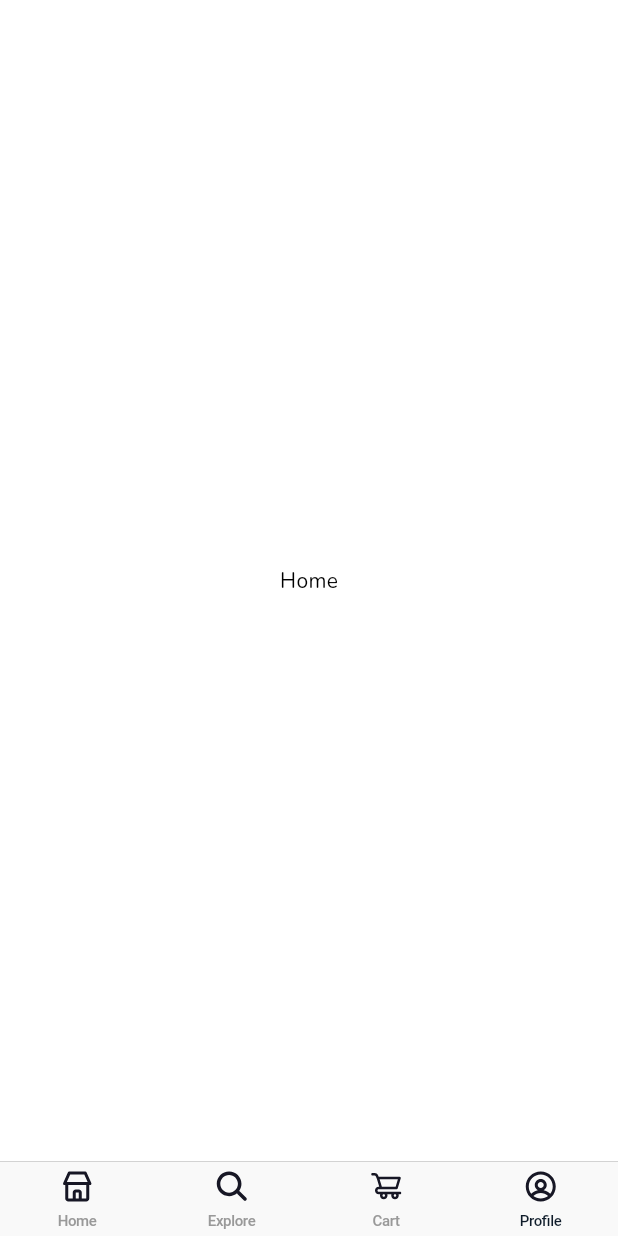
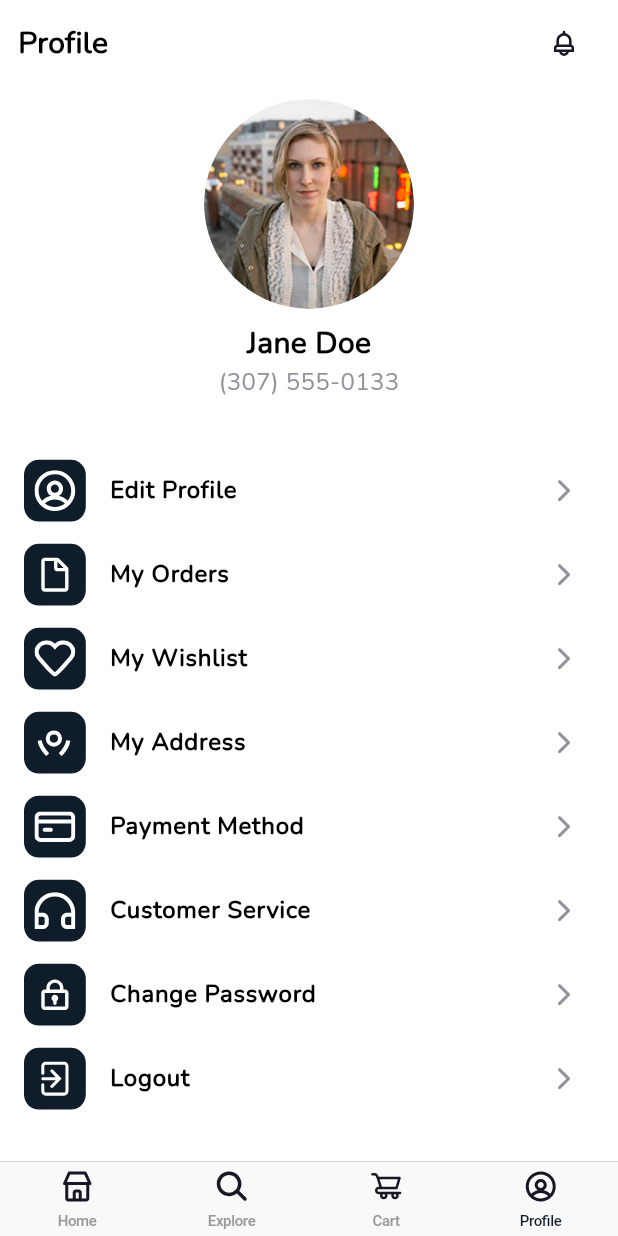
Before and after one commit to ilyosyusuf/organico, a Flutter app: the MainView screen opened by its route, item 4 of the bottom bar chosen, on a phone screen of 412 x 824 dp. Run offline on Flutter 3.47's test engine with Material 2 defaults, Android fonts, the light colour scheme and no system bars; our stand-ins replace flutter_bloc, flutter_svg, intl_phone_field.

Commit message:
Profile page was added

```diff
--- a/lib/core/constants/colors/color_const.dart
+++ b/lib/core/constants/colors/color_const.dart
@@ -11,6 +11,7 @@ class ColorConst {
   static const Color mainColor = Color(0XFF92929d);
   static const Color textColor = Color(0XFF696974);
   static const Color green = Color(0XFF2ECC71);
+  static const Color profilemaincolor = Color(0XFF0F1C2A);
   static Color whiteYellow = Color(0XFFFFDBDB);
   static Color whitePink = Color(0XFFFDF1DB);
   static Color blackPink = Color(0XFFEFD9DD);
--- a/lib/core/constants/icons/icon_const.dart
+++ b/lib/core/constants/icons/icon_const.dart
@@ -13,6 +13,7 @@ class IconConst{
   static final SvgPicture plusbutton = SvgPicture.asset('assets/icons/PlusButton.svg');
   static final SvgPicture minusbutton = SvgPicture.asset('assets/icons/MinusButton.svg');
   static final SvgPicture sort = SvgPicture.asset('assets/icons/Sort.svg');
+  static final SvgPicture notification = SvgPicture.asset('assets/icons/Union.svg');
 
   //arrows
   static final SvgPicture downarrow = SvgPicture.asset('assets/icons/DownArrow.svg');
@@ -24,4 +25,15 @@ class IconConst{
   static final SvgPicture explore = SvgPicture.asset('assets/icons/Search.svg');
   static final SvgPicture cart = SvgPicture.asset('assets/icons/Cart.svg');
   static final SvgPicture profile = SvgPicture.asset('assets/icons/Profile.svg');
+
+  // profile
+  static final SvgPicture profilewhite = SvgPicture.asset('assets/icons/profile/ProfileWhite.svg');
+  static final SvgPicture creditcardwhite = SvgPicture.asset('assets/icons/profile/CreditCardWhite.svg');
+  static final SvgPicture documentwhite = SvgPicture.asset('assets/icons/profile/DocumentWhite.svg');
+  static final SvgPicture headphonewhite = SvgPicture.asset('assets/icons/profile/HeadPhoneWhite.svg');
+  static final SvgPicture heartwhite = SvgPicture.asset('assets/icons/profile/HeartWhite.svg');
+  static final SvgPicture locationwhite = SvgPicture.asset('assets/icons/profile/LocationWhite.svg');
+  static final SvgPicture lockwhite = SvgPicture.asset('assets/icons/profile/LockWhite.svg');
+  static final SvgPicture logoutwhite = SvgPicture.asset('assets/icons/profile/LogoutWhite.svg');
+
 }
--- a/lib/main.dart
+++ b/lib/main.dart
@@ -19,7 +19,7 @@ class MyApp extends StatelessWidget {
       title: 'Organico',
       theme: AppTheme.instance.appLightTheme,
       navigatorKey: NavigationService.instance.navigatorKey,
-      initialRoute: '/mainview',
+      initialRoute: '/splashview',
       onGenerateRoute: MyRoute.instance.onGenerateRoute,
     );
   }
--- a/lib/screens/authentication/view/pages/sign_in_view.dart
+++ b/lib/screens/authentication/view/pages/sign_in_view.dart
@@ -1,5 +1,6 @@
 import 'package:flutter/material.dart';
 import 'package:flutter_bloc/flutter_bloc.dart';
+import 'package:organico/config/init/navigation/navigator.dart';
 import 'package:organico/core/components/keyboard_service.dart';
 import 'package:organico/core/constants/icons/icon_const.dart';
 import 'package:organico/core/constants/pmconst/pm_const.dart';
@@ -88,7 +89,9 @@ class SignInView extends StatelessWidget {
                       "Sign In",
                       style: TextStyle(color: Colors.white),
                     ),
-                    onPressed: () {}),
+                    onPressed: () {
+                      NavigationService.instance.pushNamedAndRemoveUntil('/mainview');
+                    }),
                 SizedBox(height: context.h * 0.02),
                 Row(
                   mainAxisAlignment: MainAxisAlignment.center,
--- a/lib/screens/home/cubit/home_cubit.dart
+++ b/lib/screens/home/cubit/home_cubit.dart
@@ -1,9 +1,6 @@
-import 'dart:convert';
-import 'dart:math';
-
-import 'package:flutter/material.dart';
 import 'package:flutter_bloc/flutter_bloc.dart';
 import 'package:organico/core/constants/colors/color_const.dart';
+import 'package:organico/core/constants/icons/icon_const.dart';
 import 'package:organico/screens/home/state/home_state.dart';
 
 class HomeCubit extends Cubit<MainHomeState> {
@@ -33,11 +30,41 @@ class HomeCubit extends Cubit<MainHomeState> {
   ];
 
   // List for categories name in homeview
-    List categoriesName = [
-    'Vegetables',
-    'Fruits',
-    'Meats'
+  List categoriesName = ['Vegetables', 'Fruits', 'Meats'];
+
+  // Colors list for home view
+  List colorList = [
+    ColorConst.whiteGreen,
+    ColorConst.whitePink,
+    ColorConst.whiteYellow,
+    ColorConst.blackPink,
+    ColorConst.whiteGreen,
+    ColorConst.whitePink,
+    ColorConst.whiteYellow,
+    ColorConst.blackPink
   ];
 
-  List colorList = [ColorConst.whiteGreen, ColorConst.whitePink, ColorConst.whiteYellow, ColorConst.blackPink, ColorConst.whiteGreen, ColorConst.whitePink, ColorConst.whiteYellow, ColorConst.blackPink];
+  // Icons list for profile page
+  List profileIconList = [
+    IconConst.profilewhite,
+    IconConst.documentwhite,
+    IconConst.heartwhite,
+    IconConst.locationwhite,
+    IconConst.creditcardwhite,
+    IconConst.headphonewhite,
+    IconConst.lockwhite,
+    IconConst.logoutwhite
+  ];
+
+  // Title list for profile page
+  List titleList = [
+    "Edit Profile",
+    "My Orders",
+    "My Wishlist",
+    "My Address",
+    "Payment Method",
+    "Customer Service",
+    "Change Password",
+    "Logout"
+  ];
 }
--- a/lib/screens/home/view/mainview/main_view.dart
+++ b/lib/screens/home/view/mainview/main_view.dart
@@ -7,6 +7,7 @@ import 'package:organico/screens/home/state/home_state.dart';
 import 'package:organico/screens/home/view/pages/cart/cart_view.dart';
 import 'package:organico/screens/home/view/pages/explore/explore_view.dart';
 import 'package:organico/screens/home/view/pages/home/home_view.dart';
+import 'package:organico/screens/home/view/pages/profile/profile_view.dart';
 import 'package:organico/widgets/tabbar/tabbar_widget.dart';
 
 class MainView extends StatelessWidget {
@@ -35,7 +36,7 @@ class MainView extends StatelessWidget {
           } else if (state is CartState) {
             return CartView();
           } else if (state is ProfileState) {
-            return Center(child: Text("Home"));
+            return ProfileView();
           } else if (state is ErrorState) {
             return Center(child: Text("Error"));
           } else {
--- a/lib/screens/home/view/pages/profile/profile_view.dart
+++ b/lib/screens/home/view/pages/profile/profile_view.dart
@@ -0,0 +1,52 @@
+import 'package:flutter/material.dart';
+import 'package:flutter/src/foundation/key.dart';
+import 'package:flutter/src/widgets/framework.dart';
+import 'package:flutter_bloc/flutter_bloc.dart';
+import 'package:organico/core/constants/colors/color_const.dart';
+import 'package:organico/core/constants/icons/icon_const.dart';
+import 'package:organico/core/extensions/context_extension.dart';
+import 'package:organico/core/font/font_style.dart';
+import 'package:organico/screens/home/cubit/home_cubit.dart';
+import 'package:organico/widgets/apbar/main_app_bar_widget.dart';
+import 'package:organico/widgets/listtilewidgets/category_list_tile.dart';
+import 'package:organico/widgets/listtilewidgets/coupon_list_tile.dart';
+import 'package:organico/widgets/listtilewidgets/profile_list_tile_widget.dart';
+
+class ProfileView extends StatelessWidget {
+  const ProfileView({Key? key}) : super(key: key);
+
+  @override
+  Widget build(BuildContext context) {
+    var cubitData = context.watch<HomeCubit>();
+    return Scaffold(
+        body: SafeArea(
+      child: Column(
+        children: [
+          MainAppBarWidget(
+            text: "Profile",
+            trailing:
+                IconButton(onPressed: () {}, icon: IconConst.notification),
+          ),
+          SizedBox(height: context.h * 0.01),
+          CircleAvatar(
+            radius: 70,
+            foregroundImage: AssetImage('assets/images/Avatar.png'),
+          ),
+          SizedBox(height: context.h * 0.01),
+          Text("Jane Doe", style: FStyles.headline4sbold),
+          Text("(307) 555-0133", style: FStyles.headline5main),
+          SizedBox(height: context.h * 0.04),
+          Expanded(
+            child: ListView.builder(
+              physics: NeverScrollableScrollPhysics(),
+              itemCount: cubitData.titleList.length,
+              itemBuilder: (context, i){
+              return ProfileListTileWidget(leadingColor: ColorConst.profilemaincolor, title: cubitData.titleList[i], leadingChild: cubitData.profileIconList[i]);
+            })
+          )
+
+        ],
+      ),
+    ));
+  }
+}
--- /dev/null
+++ b/lib/widgets/listtilewidgets/profile_list_tile_widget.dart
@@ -0,0 +1,41 @@
+import 'package:flutter/material.dart';
+import 'package:organico/core/components/box_only_decoration.dart';
+import 'package:organico/core/constants/icons/icon_const.dart';
+import 'package:organico/core/constants/pmconst/pm_const.dart';
+import 'package:organico/core/extensions/context_extension.dart';
+import 'package:organico/core/font/font_style.dart';
+
+class ProfileListTileWidget extends StatelessWidget {
+  final Color leadingColor;
+  final String title;
+  final Widget? trailing;
+  final VoidCallback? onTap;
+  final Widget leadingChild;
+  const ProfileListTileWidget({
+    Key? key,
+    required this.leadingColor,
+    required this.title,
+    this.trailing,
+    this.onTap,
+    required this.leadingChild,
+  }) : super(key: key);
+
+  @override
+  Widget build(BuildContext context) {
+    return ListTile(
+      onTap: onTap,
+        leading: Container(
+          width: context.w * 0.10,
+          height: context.w * 0.10,
+          padding: PMconst.extraSmall,
+          child: leadingChild,
+          decoration: BoxOnlyDecoration.decor(leadingColor,
+              bottomLeft: 10.0,
+              bottomRight: 10.0,
+              topLeft: 10.0,
+              topRight: 10.0),
+        ),
+        title: Text(title, style: FStyles.headline5bold),
+        trailing: IconConst.rightarrow);
+  }
+}
--- a/pubspec.yaml
+++ b/pubspec.yaml
@@ -64,6 +64,7 @@ flutter:
   # To add assets to your application, add an assets section, like this:
   assets:
     - assets/icons/
+    - assets/icons/profile/
     - assets/fonts/
     - assets/images/
     - lib/core/mock/
```
Also changed, not shown: assets/icons/Union.svg (added), assets/icons/profile/CreditCardWhite.svg (added), assets/icons/profile/DocumentWhite.svg (added), assets/icons/profile/HeadPhoneWhite.svg (added), assets/icons/profile/HeartWhite.svg (added), assets/icons/profile/LocationWhite.svg (added), assets/icons/profile/LockWhite.svg (added), assets/icons/profile/LogoutWhite.svg (added), assets/icons/profile/ProfileWhite.svg (added), assets/images/Avatar.png (added).
